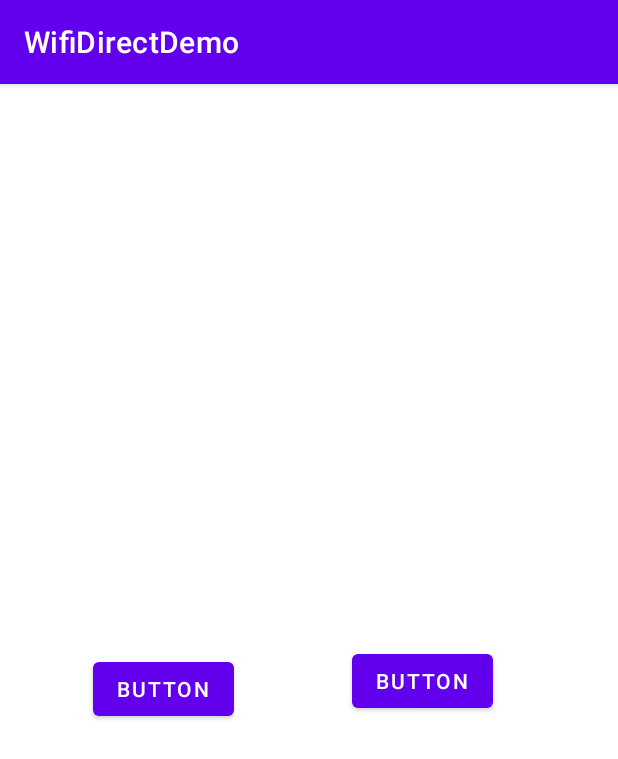
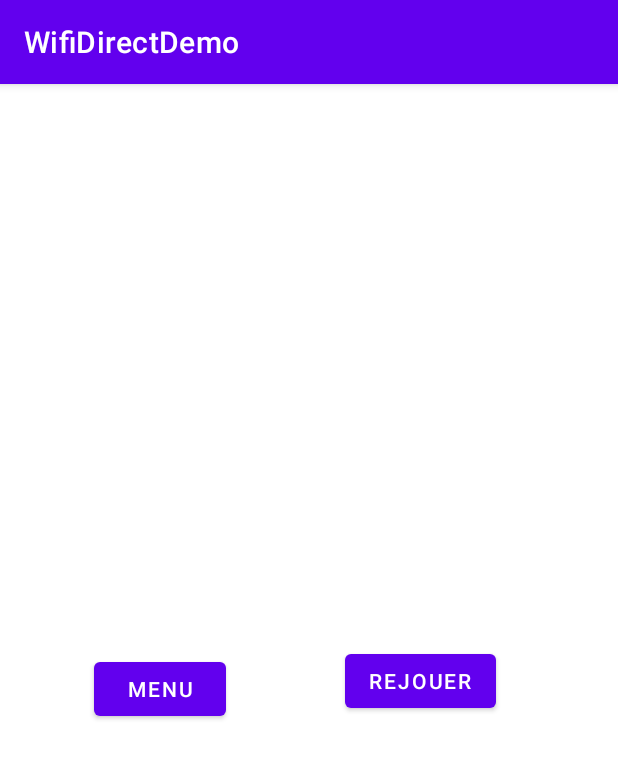
Before and after one commit to MariusLD/PROJETPROGM, an Android app built with Jetpack Compose: the WinLoose screen opened directly, with no data from a screen before it, on a phone screen of 412 x 824 dp. Shown: the top 759 px of the screen. Run offline under Robolectric (Android 15) with nearby library versions, the phone set to English and light mode, and no system bars.

Commit message:
add button back & play again to winloss activity

```diff
--- a/app/src/main/java/com/example/progmprojet/WinLoose.kt
+++ b/app/src/main/java/com/example/progmprojet/WinLoose.kt
@@ -1,7 +1,9 @@
 package com.example.progmprojet
 
+import android.content.Intent
 import androidx.appcompat.app.AppCompatActivity
 import android.os.Bundle
+import android.widget.Button
 import android.widget.TextView
 
 class WinLoose : AppCompatActivity() {
@@ -21,5 +23,20 @@ class WinLoose : AppCompatActivity() {
         }
         val textView : TextView =findViewById(R.id.textViewWinLoose)
         textView.setText(texte)
+
+        val button: Button = findViewById(R.id.buttonMenu)
+
+        button.setOnClickListener{
+            val intent = Intent(this, MainActivity::class.java)
+            startActivity(intent)
+            finish()
+        }
+
+        val play: Button = findViewById(R.id.buttonRejouer)
+        play.setOnClickListener{
+            val intent = Intent(this, WifiDirectActivity::class.java)
+            startActivity(intent)
+            finish()
+        }
     }
 }
--- a/app/src/main/res/layout/activity_win_loose.xml
+++ b/app/src/main/res/layout/activity_win_loose.xml
@@ -18,23 +18,23 @@
         app:layout_constraintTop_toTopOf="parent" />
 
     <Button
-        android:id="@+id/button3"
+        android:id="@+id/buttonMenu"
         android:layout_width="wrap_content"
         android:layout_height="wrap_content"
-        android:text="Button"
+        android:text="Menu"
         app:layout_constraintBottom_toBottomOf="parent"
-        app:layout_constraintEnd_toStartOf="@+id/button4"
+        app:layout_constraintEnd_toStartOf="@+id/buttonRejouer"
         app:layout_constraintHorizontal_bias="0.442"
         app:layout_constraintStart_toStartOf="parent"
         app:layout_constraintTop_toBottomOf="@+id/textViewWinLoose"
         app:layout_constraintVertical_bias="0.227" />
 
     <Button
-        android:id="@+id/button4"
+        android:id="@+id/buttonRejouer"
         android:layout_width="wrap_content"
         android:layout_height="wrap_content"
         android:layout_marginTop="52dp"
-        android:text="Button"
+        android:text="Rejouer"
         app:layout_constraintBottom_toBottomOf="parent"
         app:layout_constraintEnd_toEndOf="parent"
         app:layout_constraintHorizontal_bias="0.738"
```
Also changed, not shown: app/src/main/java/com/example/progmprojet/DeviceDetailFragment.kt (+5 -5 lines).
